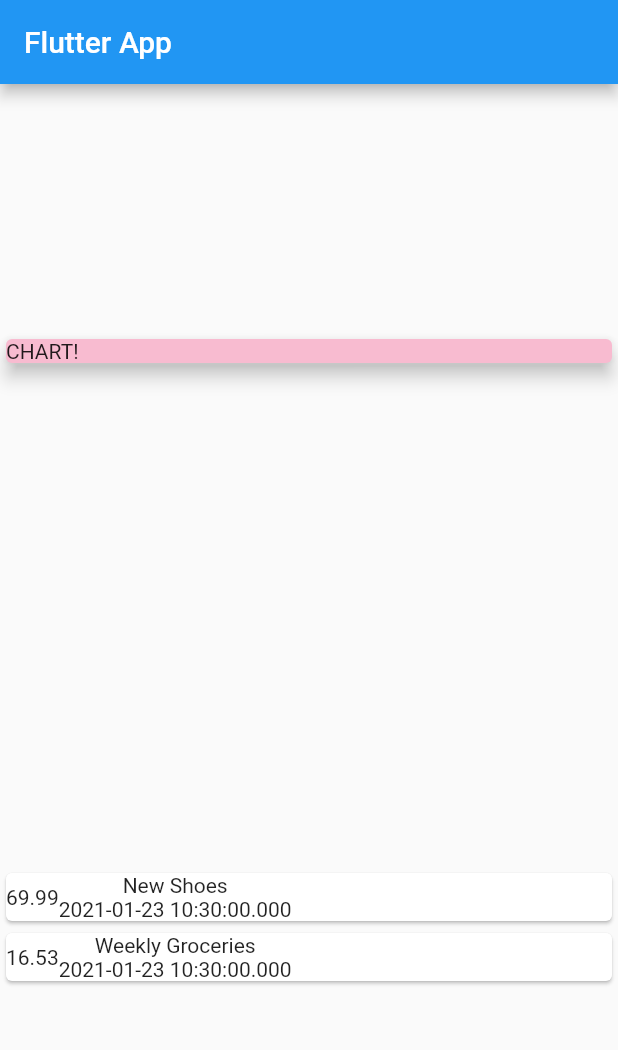
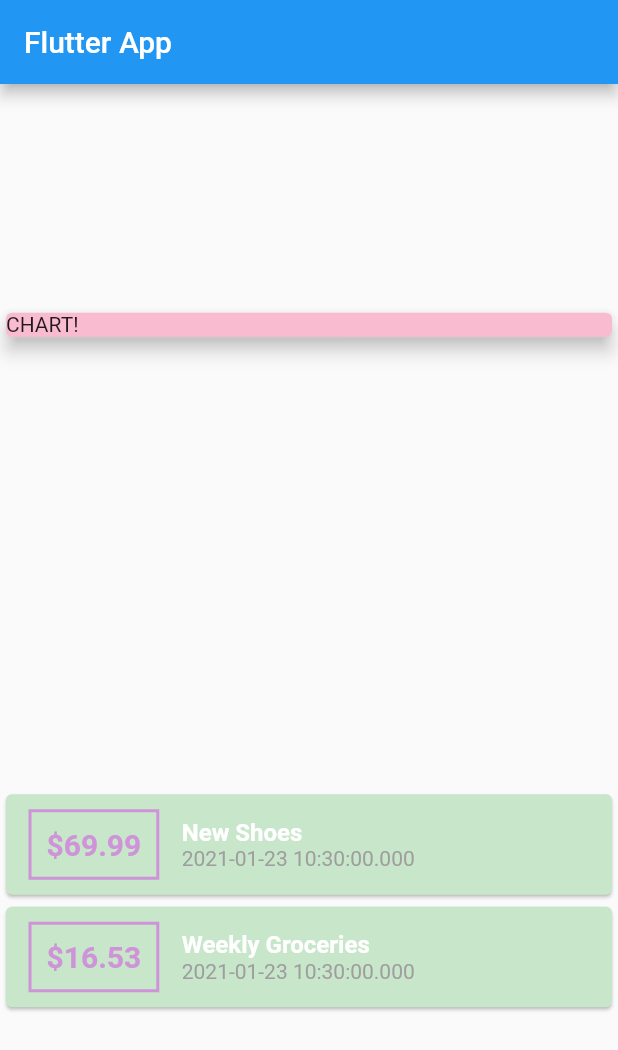
Before and after one commit to cansudogan/personal_expenses_app, a Flutter app: the screen it shows after launch, on a phone screen of 412 x 824 dp. Shown: the top 1050 px of the screen. Run offline on Flutter 3.47's test engine with Material 2 defaults, Android fonts, the phone set to English and light mode, and no system bars.

Commit message:
added some styling

```diff
--- a/lib/main.dart
+++ b/lib/main.dart
@@ -1,4 +1,5 @@
 import 'package:flutter/material.dart';
+
 import './transaction.dart';
 
 void main() => runApp(MyApp());
@@ -50,19 +51,45 @@ class MyHomePage extends StatelessWidget {
           Column(
             children: transactions.map((tx) {
               return Card(
+                color: Colors.green[100],
                 child: Row(
                   children: <Widget>[
                     Container(
+                      margin: EdgeInsets.symmetric(
+                        vertical: 10,
+                        horizontal: 15,
+                      ),
+                      decoration: BoxDecoration(
+                        border: Border.all(
+                          color: Colors.purple[200],
+                          width: 2,
+                        ),
+                      ),
+                      padding: EdgeInsets.all(10),
                       child: Text(
-                        tx.amount.toString(),
+                        '\$${tx.amount}',
+                        style: TextStyle(
+                          fontWeight: FontWeight.bold,
+                          fontSize: 20,
+                          color: Colors.purple[200],
+                        ),
                       ),
                     ),
                     Column(
+                      crossAxisAlignment: CrossAxisAlignment.start,
                       children: <Widget>[
-                        Text(tx.title),
+                        Text(
+                          tx.title,
+                          style: TextStyle(
+                            fontSize: 16,
+                            fontWeight: FontWeight.bold,
+                            color: Colors.white,
+                          ),
+                        ),
                         Text(
                           tx.date.toString(),
-                        )
+                          style: TextStyle(color: Colors.grey),
+                        ),
                       ],
                     ),
                   ],
```
